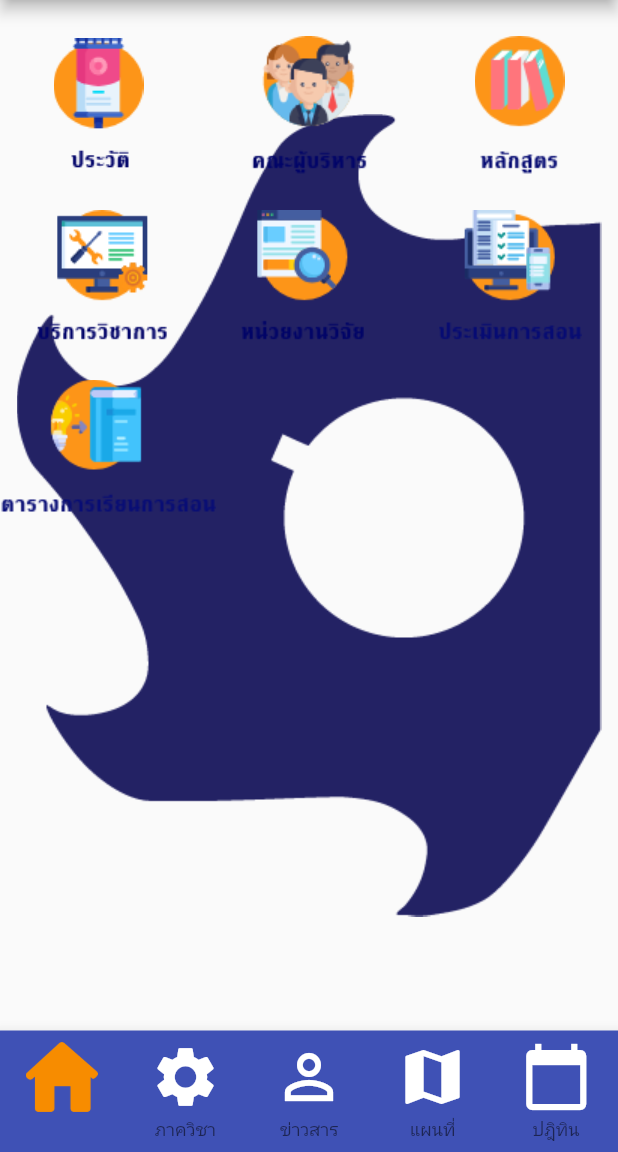
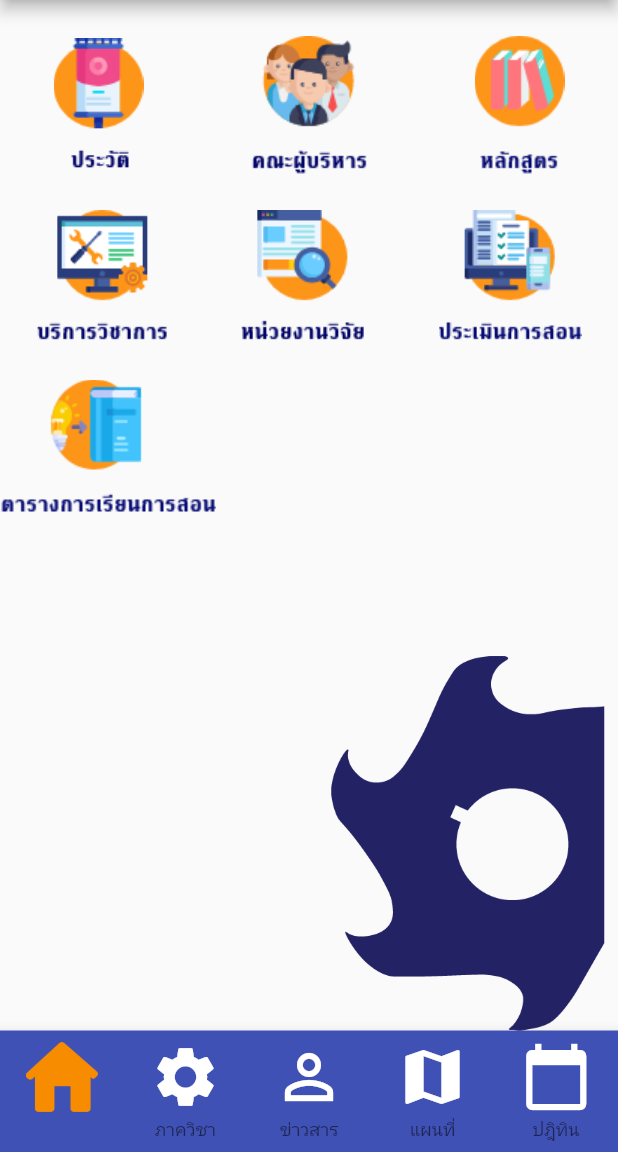
Before and after one commit to masterUNG/UngCitkutub, a Flutter app: the screen it shows after launch, on a phone screen of 412 x 824 dp, the part 84-1236 px from its top. Run offline on Flutter 3.47's test engine with Material 2 defaults, Android fonts, the phone set to English and light mode, and no system bars.

Commit message:
update 6June

```diff
--- /dev/null
+++ b/lib/utility/my_style.dart
@@ -0,0 +1,28 @@
+import 'package:flutter/material.dart';
+
+
+class MyStyle {
+
+
+  Widget myBG(){
+    return  Column(mainAxisAlignment: MainAxisAlignment.end,
+          children: <Widget>[
+            Row(mainAxisAlignment: MainAxisAlignment.end,
+              children: <Widget>[
+                Container(
+                  width: 200,
+                  height:250,
+                  child: Image.asset('images/bg.png', fit: BoxFit.scaleDown,),
+                ),
+              ],
+            ),
+          ],
+        );
+  }
+
+
+
+
+  MyStyle();
+
+}
--- a/lib/widget/main_page.dart
+++ b/lib/widget/main_page.dart
@@ -1,4 +1,6 @@
 import 'package:flutter/material.dart';
+import 'package:ungcitkutub/page/history.dart';
+import 'package:ungcitkutub/utility/my_style.dart';
 
 class MainPage extends StatefulWidget {
   @override
@@ -10,35 +12,32 @@ class _MainPageState extends State<MainPage> {
   Widget build(BuildContext context) {
     return Stack(
       children: <Widget>[
-        Container(
-          width: MediaQuery.of(context).size.width,
-          height: MediaQuery.of(context).size.height,child: Image.asset('images/bg.png'),
-        ),
+        MyStyle().myBG(),
         Column(
           children: <Widget>[
             mySizebox(),
             Row(
               mainAxisAlignment: MainAxisAlignment.spaceAround,
               children: <Widget>[
-                createItem('item1'),
-                createItem('item2'),
-                createItem('item3')
+                createItem('item1', History()),
+                createItem('item2', History()),
+                createItem('item3', History())
               ],
             ),
             mySizebox(),
             Row(
               mainAxisAlignment: MainAxisAlignment.spaceAround,
               children: <Widget>[
-                createItem('item4'),
-                createItem('item5'),
-                createItem('item6')
+                createItem('item4', History()),
+                createItem('item5', History()),
+                createItem('item6', History())
               ],
             ),
             mySizebox(),
             Row(
               mainAxisAlignment: MainAxisAlignment.start,
               children: <Widget>[
-                createItem('item7'),
+                createItem('item7', History()),
               ],
             )
           ],
@@ -53,5 +52,11 @@ class _MainPageState extends State<MainPage> {
     );
   }
 
-  Image createItem(String nameImage) => Image.asset('images/$nameImage.png');
+  Widget createItem(String nameImage, Widget widget) => GestureDetector(
+        onTap: () {
+          MaterialPageRoute route = MaterialPageRoute(builder: (context) => widget,);
+          Navigator.push(context, route);
+        },
+        child: Image.asset('images/$nameImage.png'),
+      );
 }
```
Also changed, not shown: lib/page/history.dart (added, +72 -0 lines), images/head.png (added).
